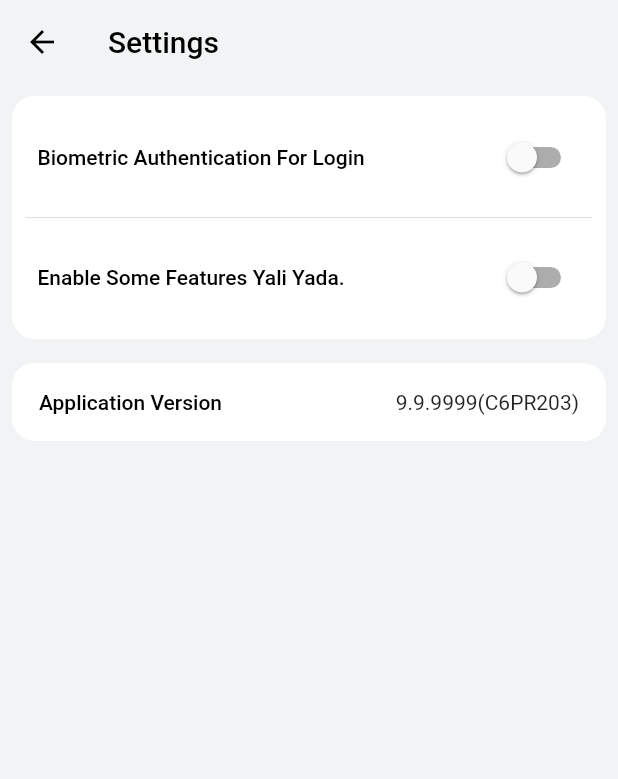
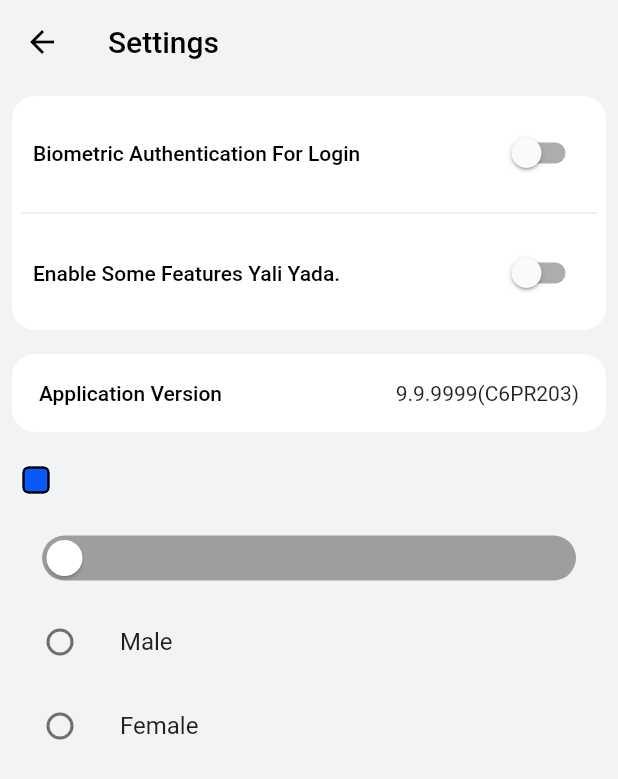
Before and after one commit to HarmonyOSDeveloper/MySunflower, a Flutter app: the Settings screen opened by its route, on a phone screen of 412 x 824 dp. Shown: the top 779 px of the screen. Run offline on Flutter 3.47's test engine with Material 2 defaults, Android fonts, the phone set to English and light mode, and no system bars; Roboto replaces fonts that are missing (HarmonyOS_Sans); project files that could hold a hidden picture were left out.

Commit message:
Push - Completed 21/03/05

```diff
--- a/lib/settings.dart
+++ b/lib/settings.dart
@@ -9,13 +9,15 @@ class Settings extends StatefulWidget {
 
 class _SettingsState extends State<Settings> {
   var _sw01 = false;
+  bool? _value = false;
+  double _value2 = 0;
+  var val;
   @override
   Widget build(BuildContext context) {
     return Scaffold(
       appBar: AppBar(
           leading: BackButton(color: Colors.black),
-          title: Text("Settings",
-              style: TextStyle(color: Colors.black))),
+          title: Text("Settings", style: TextStyle(color: Colors.black))),
       body: Container(
         height: double.infinity,
         child: SingleChildScrollView(
@@ -34,7 +36,7 @@ class _SettingsState extends State<Settings> {
                   ),
                   child: ListView(
                     shrinkWrap: true,
-                    padding: const EdgeInsets.all(9.0),
+                    padding: const EdgeInsets.all(6.0),
                     children: <Widget>[
                       TextButton(
                         onPressed: () {
@@ -99,7 +101,9 @@ class _SettingsState extends State<Settings> {
                             Row(
                               children: [
                                 Text("Application Version",
-                                    style: TextStyle(color: Colors.black,fontWeight: FontWeight.w500)),
+                                    style: TextStyle(
+                                        color: Colors.black,
+                                        fontWeight: FontWeight.w500)),
                                 Spacer(),
                                 Text("9.9.9999(C6PR203)"),
                                 //IconButton(iconSize: 15.0,onPressed: (){}, icon: Icon(Icons.arrow_forward_ios_rounded,))
@@ -112,6 +116,71 @@ class _SettingsState extends State<Settings> {
                   ),
                 ),
               ),
+              Checkbox(
+                value: _value,
+                onChanged: (value) {
+                  setState(() {
+                    _value = value;
+                  });
+                },
+                shape: RoundedRectangleBorder(
+                    borderRadius: BorderRadius.circular(4)),
+                fillColor:
+                    MaterialStateProperty.all(Color.fromARGB(255, 10, 89, 247)),
+                side: MaterialStateBorderSide.resolveWith(
+                  (states) => BorderSide(
+                      width: 1.5, color: Color.fromRGBO(0, 0, 0, 40)),
+                ),
+              ),
+              SliderTheme(
+                data: SliderTheme.of(context).copyWith(
+                  activeTrackColor: Colors.blue,
+                  inactiveTrackColor: Colors.grey,
+                  trackShape: RoundedRectSliderTrackShape(),
+                  trackHeight: 30.0,
+                  thumbColor: Colors.white,
+                  thumbShape: RoundSliderThumbShape(
+                    enabledThumbRadius: 12.0,
+                  ),
+                  overlayColor: Colors.white.withAlpha(32),
+                  overlayShape: RoundSliderOverlayShape(overlayRadius: 28.0),
+                ),
+                child: Slider(
+                  value: _value2,
+                  onChanged: (value) {
+                    setState(() {
+                      _value2 = value;
+                    });
+                  },
+                ),
+              ),
+              ListTile(
+                title: Text("Male"),
+                leading: Radio(
+                  value: 1,
+                  groupValue: val,
+                  onChanged: (value) {
+                    setState(() {
+                      val = value;
+                    });
+                  },
+                  activeColor: Colors.green,
+                ),
+              ),
+              ListTile(
+                title: Text("Female"),
+                leading: Radio(
+                  value: 2,
+                  groupValue: val,
+                  onChanged: (value) {
+                    setState(() {
+                      val = value;
+                    });
+                  },
+                  activeColor: Colors.green,
+
+                ),
+              ),
             ],
           ),
         ),
```
